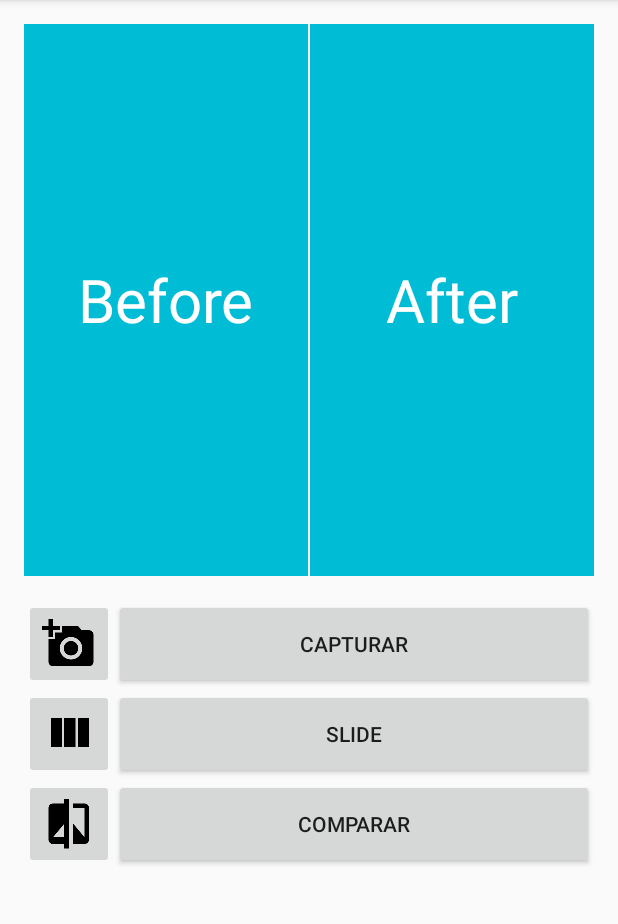
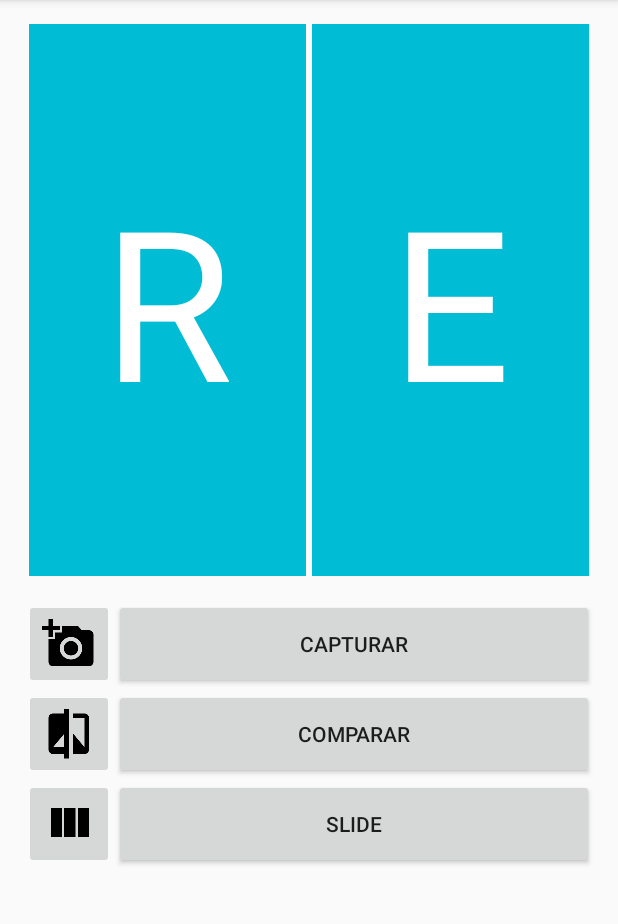
Before and after one commit to igortice/range-evolution, an Android app: the screen it shows after launch (MainActivity), on a phone screen of 412 x 824 dp, the part 84-1008 px from its top. Run offline under Robolectric (Android 15) with nearby library versions, the phone set to English and light mode, and no system bars.

Commit message:
alter icon and layout main

```diff
--- a/app/src/main/res/layout/content_main.xml
+++ b/app/src/main/res/layout/content_main.xml
@@ -25,16 +25,17 @@
             android:layout_height="match_parent"
             android:layout_weight="2"
             android:background="@color/colorPrimary"
-            android:layout_marginRight="0.5dp">
+            android:layout_marginRight="2dp"
+            android:layout_marginLeft="3dp">
 
             <TextView
                 android:layout_width="wrap_content"
                 android:layout_height="wrap_content"
                 android:textAppearance="?android:attr/textAppearanceLarge"
-                android:text="Before"
+                android:text="R"
                 android:id="@+id/textView"
                 android:layout_gravity="center"
-                android:textSize="40dp"
+                android:textSize="140dp"
                 android:textColor="#FFFFFF" />
         </FrameLayout>
 
@@ -43,16 +44,17 @@
             android:layout_height="match_parent"
             android:layout_weight="2"
             android:background="@color/colorPrimary"
-            android:layout_marginLeft="0.5dp">
+            android:layout_marginLeft="2dp"
+            android:layout_marginRight="3dp">
 
             <TextView
                 android:layout_width="wrap_content"
                 android:layout_height="wrap_content"
                 android:textAppearance="?android:attr/textAppearanceLarge"
-                android:text="After"
+                android:text="E"
                 android:id="@+id/textView2"
                 android:layout_gravity="center"
-                android:textSize="40dp"
+                android:textSize="140dp"
                 android:textColor="#FFFFFF" />
         </FrameLayout>
     </LinearLayout>
@@ -94,13 +96,13 @@
                 <ImageButton
                     android:layout_width="60dp"
                     android:layout_height="60dp"
-                    android:src="@drawable/ic_view_column_black_36dp"/>
+                    android:src="@drawable/ic_compare_black_36dp"/>
 
                 <Button
                     android:layout_width="match_parent"
                     android:layout_height="60dp"
-                    android:text="Slide"
-                    android:id="@+id/btnSlideImagens"/>
+                    android:text="Comparar"
+                    android:id="@+id/btnCompararImagens"/>
             </LinearLayout>
 
             <LinearLayout
@@ -111,14 +113,15 @@
                 <ImageButton
                     android:layout_width="60dp"
                     android:layout_height="60dp"
-                    android:src="@drawable/ic_compare_black_36dp"/>
+                    android:src="@drawable/ic_view_column_black_36dp"/>
 
                 <Button
                     android:layout_width="match_parent"
                     android:layout_height="60dp"
-                    android:text="Comparar"
-                    android:id="@+id/btnCompararImagens"/>
+                    android:text="Slide"
+                    android:id="@+id/btnSlideImagens"/>
             </LinearLayout>
+
         </LinearLayout>
 
     </FrameLayout>
--- a/build.gradle
+++ b/build.gradle
@@ -5,7 +5,7 @@ buildscript {
         jcenter()
     }
     dependencies {
-        classpath 'com.android.tools.build:gradle:2.0.0'
+        classpath 'com.android.tools.build:gradle:2.1.0'
 
         // NOTE: Do not place your application dependencies here; they belong
         // in the individual module build.gradle files
```
Also changed, not shown: app/src/main/ic_launcher-web.png (added), app/src/main/res/mipmap-hdpi/ic_launcher.png, app/src/main/res/mipmap-mdpi/ic_launcher.png, app/src/main/res/mipmap-xhdpi/ic_launcher.png, app/src/main/res/mipmap-xxhdpi/ic_launcher.png, app/src/main/res/mipmap-xxxhdpi/ic_launcher.png.
